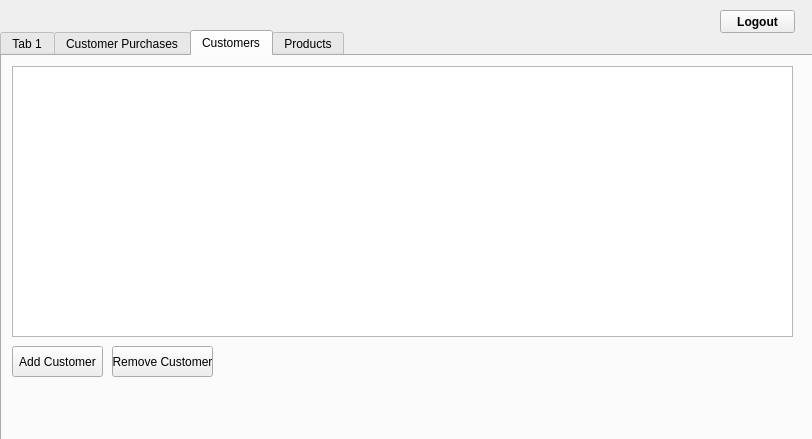
The window that adminpanel.ui (NickReardon/P2-Bulk-Club-Project) describes before a commit, drawn with Qt 5.
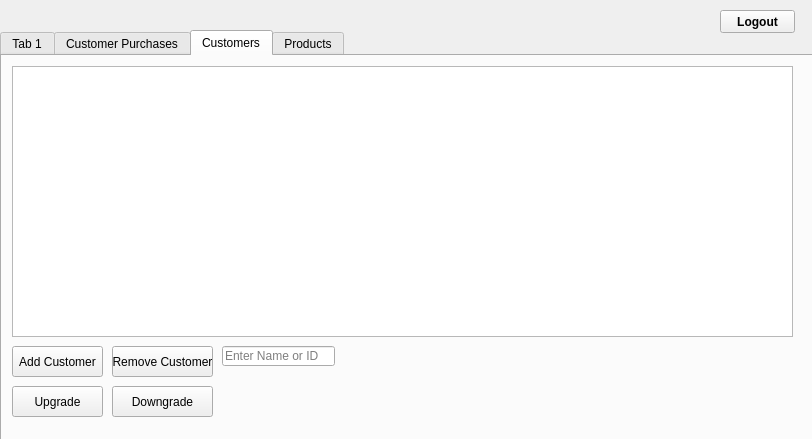
The same window after the commit. The open tabs and pages were chosen to show the change.

Commit message: Fixed a bug with the customer tab. added function to delete button.

The edit to the form file:
```diff
--- a/adminpanel.ui
+++ b/adminpanel.ui
@@ -188,6 +188,45 @@
       <string>Remove Customer</string>
      </property>
     </widget>
+    <widget class="QLineEdit" name="removeEdit">
+     <property name="geometry">
+      <rect>
+       <x>220</x>
+       <y>290</y>
+       <width>113</width>
+       <height>20</height>
+      </rect>
+     </property>
+     <property name="placeholderText">
+      <string>Enter Name or ID</string>
+     </property>
+    </widget>
+    <widget class="QPushButton" name="upgradeCustomer">
+     <property name="geometry">
+      <rect>
+       <x>10</x>
+       <y>330</y>
+       <width>91</width>
+       <height>31</height>
+      </rect>
+     </property>
+     <property name="text">
+      <string>Upgrade</string>
+     </property>
+    </widget>
+    <widget class="QPushButton" name="downgradeCustomer">
+     <property name="geometry">
+      <rect>
+       <x>110</x>
+       <y>330</y>
+       <width>101</width>
+       <height>31</height>
+      </rect>
+     </property>
+     <property name="text">
+      <string>Downgrade</string>
+     </property>
+    </widget>
    </widget>
    <widget class="QWidget" name="tab_4">
     <attribute name="title">
```
Left out of the diff: 2 changed lines with no effect on the pictures. The commit also changes 9 other files.
